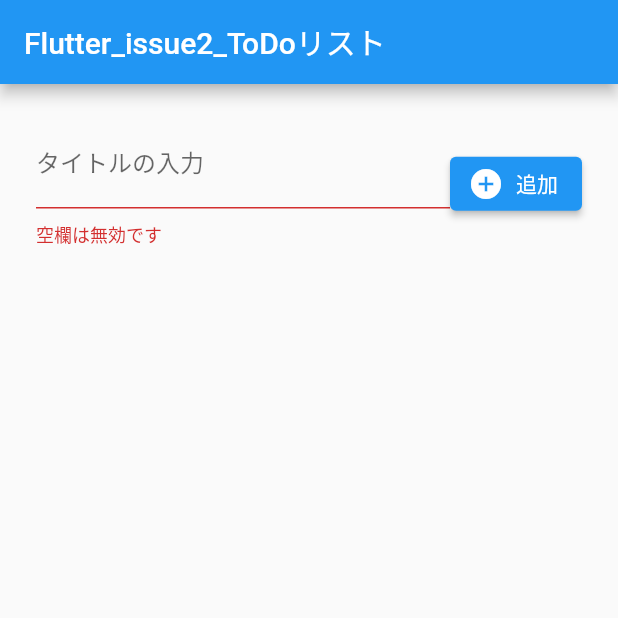
After one commit to tou-kenichirou/flutter_study, a Flutter app: the screen it shows after launch, after a tap on "追加", on a phone screen of 412 x 824 dp, the top half of it. The commit adds this screen. Run offline on Flutter 3.47's test engine with Material 2 defaults, Android fonts, the phone set to English and light mode, and no system bars.

Commit message:
Issue2 ToDoリスト実装 (#9)
* issue2 TODOリストの実装

* issue2 削除時のボタンの挙動修正

* issue2 disposeの追加

```diff
--- a/lib/main.dart
+++ b/lib/main.dart
@@ -1,5 +1,5 @@
 import 'package:flutter/material.dart';
-import 'package:flutter_study/count_up_screen.dart';
+import 'package:flutter_study/todo_list_screen.dart';
 
 void main() {
   runApp(const MyApp());
@@ -8,13 +8,13 @@ void main() {
 class MyApp extends StatelessWidget {
   const MyApp({super.key});
 
-  String get title => 'Flutter_issue1_カウントアップ';
+  String get title => 'Flutter_issue2_ToDoリスト';
 
   @override
   Widget build(BuildContext context) {
     return MaterialApp(
       title: 'Flutter Demo',
-      home: CountUpApp(title: title),
+      home: TodoListApp(title: title),
     );
   }
 }
--- /dev/null
+++ b/lib/todo_list_screen.dart
@@ -0,0 +1,193 @@
+import 'package:flutter/material.dart';
+
+class TodoListApp extends StatefulWidget {
+  const TodoListApp({super.key, required this.title});
+
+  final String title;
+
+  @override
+  TodoListState createState() => TodoListState();
+}
+
+class TodoListState extends State<TodoListApp> {
+  final _formKey = GlobalKey<FormState>();
+  final _editFormKey = GlobalKey<FormState>();
+  final _addListController = TextEditingController();
+  final _editController = TextEditingController();
+
+  final List<String> _todoList = [];
+
+  void _addTodoList() {
+    setState(() {
+      _todoList.add(_addListController.text);
+    });
+    _addListController.clear();
+  }
+
+  void _removeTodoItem(int index) {
+    showDialog<void>(
+      context: context,
+      builder: (context) {
+        return AlertDialog(
+          title: const Text('削除してよろしいですか？'),
+          actions: [
+            TextButton(
+              onPressed: () {
+                Navigator.of(context).pop();
+              },
+              child: const Text('キャンセル'),
+            ),
+            TextButton(
+              onPressed: () {
+                setState(() {
+                  _todoList.removeAt(index);
+                });
+                Navigator.of(context).pop();
+              },
+              child: const Text('OK'),
+            ),
+          ],
+        );
+      },
+    );
+  }
+
+  void _editTodoItem(int index) {
+    _editController.text = _todoList[index];
+
+    showDialog<void>(
+      context: context,
+      builder: (context) {
+        return AlertDialog(
+          title: const Text('ToDoアイテムの編集'),
+          content: Form(
+            key: _editFormKey,
+            child: TextFormField(
+              controller: _editController,
+              validator: (value) {
+                if (value!.isEmpty) {
+                  return '空欄は無効です';
+                } else if (_todoList.contains(value)) {
+                  return 'すでに同名のタイトルが存在します';
+                } else {
+                  return null;
+                }
+              },
+            ),
+          ),
+          actions: [
+            TextButton(
+              onPressed: () {
+                Navigator.of(context).pop();
+              },
+              child: const Text('キャンセル'),
+            ),
+            TextButton(
+              onPressed: () {
+                if (_editFormKey.currentState!.validate()) {
+                  setState(() {
+                    _todoList[index] = _editController.text;
+                  });
+                  Navigator.of(context).pop();
+                }
+              },
+              child: const Text('保存'),
+            ),
+          ],
+        );
+      },
+    );
+  }
+
+  @override
+  void dispose() {
+    super.dispose();
+    _addListController.dispose();
+    _editController.dispose();
+  }
+
+  @override
+  Widget build(BuildContext context) {
+    return Scaffold(
+      appBar: AppBar(
+        title: Text(widget.title),
+      ),
+      body: SafeArea(
+        child: Column(
+          children: [
+            Padding(
+              padding: const EdgeInsets.all(24),
+              child: Row(
+                children: [
+                  Expanded(
+                    child: Form(
+                      key: _formKey,
+                      child: TextFormField(
+                        controller: _addListController,
+                        decoration: const InputDecoration(
+                          labelText: 'タイトルの入力',
+                        ),
+                        validator: (value) {
+                          if (value!.isEmpty) {
+                            return '空欄は無効です';
+                          } else if (_todoList.contains(value)) {
+                            return 'すでに同名のタイトルが存在します';
+                          } else {
+                            return null;
+                          }
+                        },
+                      ),
+                    ),
+                  ),
+                  ElevatedButton.icon(
+                    onPressed: () {
+                      if (_formKey.currentState!.validate()) {
+                        _addTodoList();
+                        FocusManager.instance.primaryFocus?.unfocus();
+                      }
+                    },
+                    icon: const Icon(
+                      Icons.add_circle,
+                      color: Colors.white,
+                    ),
+                    label: const Text('追加'),
+                  ),
+                ],
+              ),
+            ),
+            Expanded(
+              child: ListView.builder(
+                itemCount: _todoList.length,
+                itemBuilder: (context, index) {
+                  final task = _todoList[index];
+                  return Card(
+                    child: ListTile(
+                      title: Text(task),
+                      trailing: Row(
+                        mainAxisSize: MainAxisSize.min,
+                        children: [
+                          IconButton(
+                            icon: const Icon(
+                              Icons.edit,
+                            ),
+                            onPressed: () => _editTodoItem(index),
+                          ),
+                          IconButton(
+                            icon: const Icon(
+                              Icons.delete_forever,
+                            ),
+                            onPressed: () => _removeTodoItem(index),
+                          ),
+                        ],
+                      ),
+                    ),
+                  );
+                },
+              ),
+            ),
+          ],
+        ),
+      ),
+    );
+  }
+}
```
